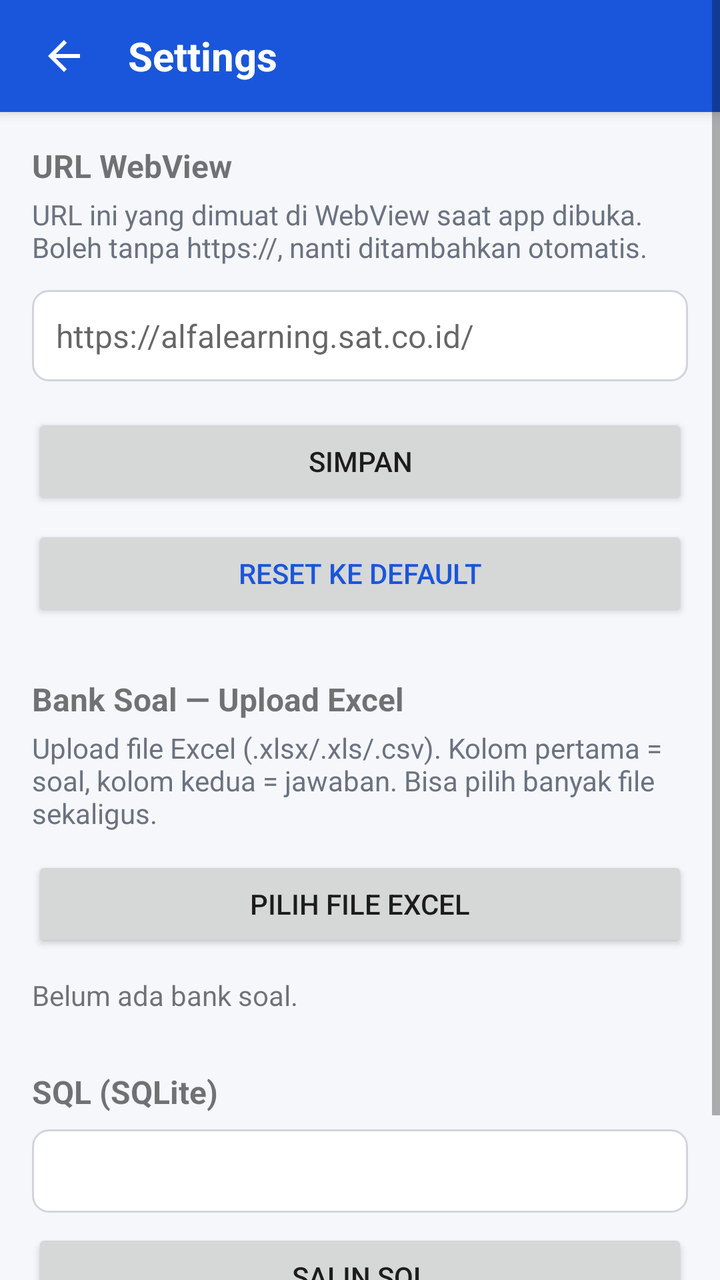
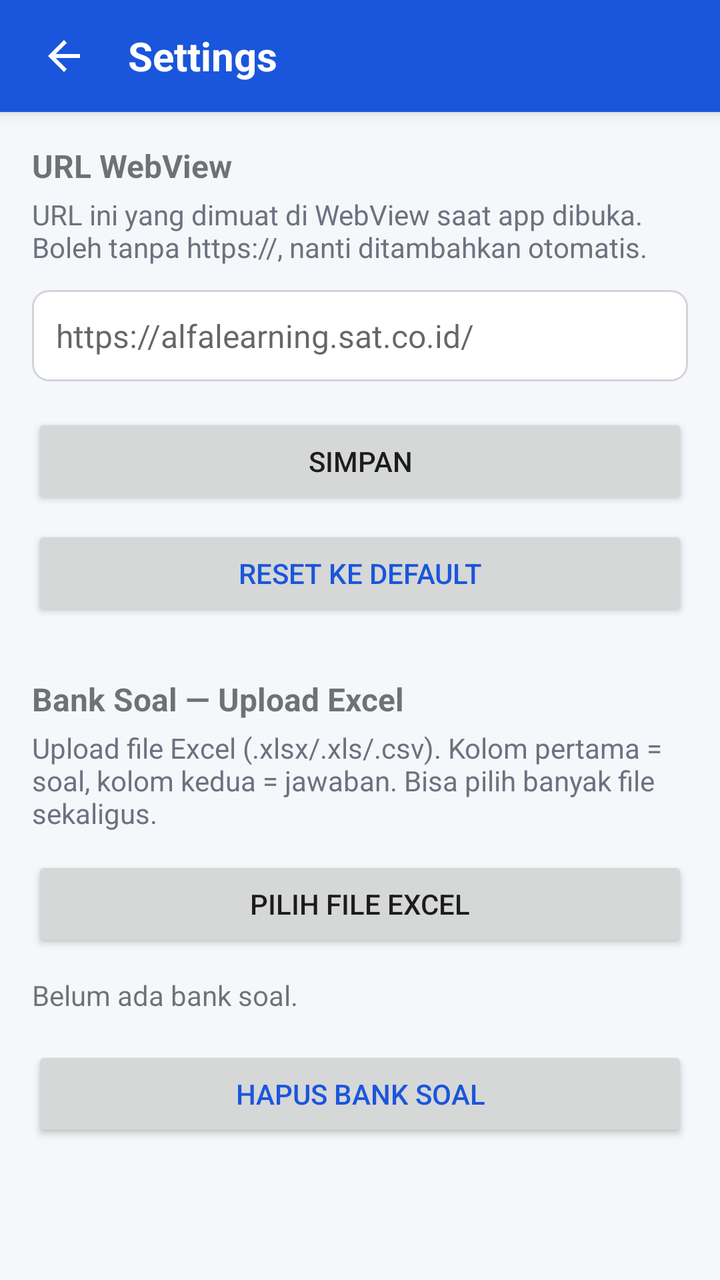

Two renders of the same Android screen: before a commit and after it. Below are the layout's source before the change and the commit's diff.
<!-- AndroidManifest.xml: application theme Theme.RRQuiz -->
<!-- res/layout/activity_settings.xml -->
<?xml version="1.0" encoding="utf-8"?>
<ScrollView xmlns:android="http://schemas.android.com/apk/res/android"
    android:layout_width="match_parent"
    android:layout_height="match_parent"
    android:background="@color/background"
    android:fillViewport="true">

    <LinearLayout
        android:layout_width="match_parent"
        android:layout_height="wrap_content"
        android:orientation="vertical">

        
        <LinearLayout
            android:layout_width="match_parent"
            android:layout_height="56dp"
            android:background="@color/header_background"
            android:elevation="4dp"
            android:gravity="center_vertical"
            android:orientation="horizontal"
            android:paddingStart="8dp"
            android:paddingEnd="16dp">

            <ImageButton
                android:id="@+id/btnBack"
                android:layout_width="48dp"
                android:layout_height="48dp"
                android:background="?attr/selectableItemBackgroundBorderless"
                android:contentDescription="@string/back"
                android:src="@drawable/ic_arrow_back" />

            <TextView
                android:layout_width="wrap_content"
                android:layout_height="wrap_content"
                android:layout_marginStart="8dp"
                android:text="@string/settings_title"
                android:textColor="@color/header_text"
                android:textSize="20sp"
                android:textStyle="bold" />

        </LinearLayout>

        <LinearLayout
            android:layout_width="match_parent"
            android:layout_height="wrap_content"
            android:orientation="vertical"
            android:padding="16dp">

            <TextView
                android:layout_width="wrap_content"
                android:layout_height="wrap_content"
                android:text="@string/settings_url_label"
                android:textSize="16sp"
                android:textStyle="bold" />

            <TextView
                android:layout_width="wrap_content"
                android:layout_height="wrap_content"
                android:layout_marginTop="4dp"
                android:text="@string/settings_url_hint_text"
                android:textColor="@color/muted_text"
                android:textSize="14sp" />

            <EditText
                android:id="@+id/inputUrl"
                android:layout_width="match_parent"
                android:layout_height="wrap_content"
                android:layout_marginTop="12dp"
                android:autofillHints="uri"
                android:background="@drawable/bg_input"
                android:hint="@string/settings_url_hint"
                android:importantForAutofill="no"
                android:inputType="textUri"
                android:padding="12dp"
                android:textSize="16sp" />

            <Button
                android:id="@+id/btnSave"
                android:layout_width="match_parent"
                android:layout_height="wrap_content"
                android:layout_marginTop="16dp"
                android:text="@string/save" />

            <Button
                android:id="@+id/btnReset"
                android:layout_width="match_parent"
                android:layout_height="wrap_content"
                android:layout_marginTop="8dp"
                android:text="@string/reset_default"
                android:textColor="@color/accent" />

            
            <TextView
                android:layout_width="wrap_content"
                android:layout_height="wrap_content"
                android:layout_marginTop="28dp"
                android:text="@string/bank_title"
                android:textSize="16sp"
                android:textStyle="bold" />

            <TextView
                android:layout_width="wrap_content"
                android:layout_height="wrap_content"
                android:layout_marginTop="4dp"
                android:text="@string/bank_hint"
                android:textColor="@color/muted_text"
                android:textSize="14sp" />

            <Button
                android:id="@+id/btnPickExcel"
                android:layout_width="match_parent"
                android:layout_height="wrap_content"
                android:layout_marginTop="12dp"
                android:text="@string/pick_excel" />

            <TextView
                android:id="@+id/tvBankStatus"
                android:layout_width="wrap_content"
                android:layout_height="wrap_content"
                android:layout_marginTop="12dp"
                android:text="@string/bank_empty"
                android:textSize="14sp" />

            <TableLayout
                android:id="@+id/tableBankPreview"
                android:layout_width="match_parent"
                android:layout_height="wrap_content"
                android:layout_marginTop="8dp"
                android:stretchColumns="1,2" />

            <TextView
                android:layout_width="wrap_content"
                android:layout_height="wrap_content"
                android:layout_marginTop="20dp"
                android:text="@string/sql_label"
                android:textSize="16sp"
                android:textStyle="bold" />

            <TextView
                android:id="@+id/tvSql"
                android:layout_width="match_parent"
                android:layout_height="wrap_content"
                android:layout_marginTop="8dp"
                android:background="@drawable/bg_input"
                android:padding="12dp"
                android:textIsSelectable="true"
                android:textSize="13sp"
                android:typeface="monospace" />

            <Button
                android:id="@+id/btnCopySql"
                android:layout_width="match_parent"
                android:layout_height="wrap_content"
                android:layout_marginTop="8dp"
                android:text="@string/copy_sql" />

            <Button
                android:id="@+id/btnClearBank"
                android:layout_width="match_parent"
                android:layout_height="wrap_content"
                android:layout_marginTop="8dp"
                android:text="@string/clear_bank"
                android:textColor="@color/accent" />

        </LinearLayout>

    </LinearLayout>

</ScrollView>
<!-- resources referenced by this layout -->
<resources>
  <color name="accent">#1A56DB</color>
  <color name="background">#F5F7FA</color>
  <color name="header_background">#1A56DB</color>
  <color name="header_text">#FFFFFF</color>
  <color name="muted_text">#6B7280</color>
  <!-- drawable bg_input (drawable) -->
  <?xml version="1.0" encoding="utf-8"?>
  <shape xmlns:android="http://schemas.android.com/apk/res/android"
      android:shape="rectangle">
      <solid android:color="@android:color/white" />
      <stroke
          android:width="1dp"
          android:color="@color/input_border" />
      <corners android:radius="8dp" />
  </shape>
  <!-- drawable ic_arrow_back (drawable) -->
  <?xml version="1.0" encoding="utf-8"?>
  <vector xmlns:android="http://schemas.android.com/apk/res/android"
      android:width="24dp"
      android:height="24dp"
      android:viewportWidth="24"
      android:viewportHeight="24"
      android:tint="@color/header_text">
      <path
          android:fillColor="@android:color/white"
          android:pathData="M20,11H7.83l5.59,-5.59L12,4l-8,8 8,8 1.41,-1.41L7.83,13H20v-2z" />
  </vector>
  <string name="back">Kembali</string>
  <string name="bank_empty">Belum ada bank soal.</string>
  <string name="bank_hint">Upload file Excel (.xlsx/.xls/.csv). Kolom pertama = soal, kolom kedua = jawaban. Bisa pilih banyak file sekaligus.</string>
  <string name="bank_title">Bank Soal — Upload Excel</string>
  <string name="clear_bank">Hapus Bank Soal</string>
  <string name="copy_sql">Salin SQL</string>
  <string name="pick_excel">Pilih File Excel</string>
  <string name="reset_default">Reset ke Default</string>
  <string name="save">Simpan</string>
  <string name="settings_title">Settings</string>
  <string name="settings_url_hint">https://alfalearning.sat.co.id/</string>
  <string name="settings_url_hint_text">URL ini yang dimuat di WebView saat app dibuka. Boleh tanpa https://, nanti ditambahkan otomatis.</string>
  <string name="settings_url_label">URL WebView</string>
  <string name="sql_label">SQL (SQLite)</string>
  <style name="Theme.RRQuiz" parent="Theme.AppCompat.Light.NoActionBar">
          <item name="colorPrimary">@color/accent</item>
          <item name="colorPrimaryDark">@color/accent</item>
          <item name="colorAccent">@color/accent</item>
      </style>
  <color name="input_border">#D1D5DB</color>
</resources>

<!-- the commit's change to res/layout/activity_settings.xml (unified diff, before → after) -->
@@ -128,32 +128,6 @@
                 android:layout_marginTop="8dp"
                 android:stretchColumns="1,2" />
 
-            <TextView
-                android:layout_width="wrap_content"
-                android:layout_height="wrap_content"
-                android:layout_marginTop="20dp"
-                android:text="@string/sql_label"
-                android:textSize="16sp"
-                android:textStyle="bold" />
-
-            <TextView
-                android:id="@+id/tvSql"
-                android:layout_width="match_parent"
-                android:layout_height="wrap_content"
-                android:layout_marginTop="8dp"
-                android:background="@drawable/bg_input"
-                android:padding="12dp"
-                android:textIsSelectable="true"
-                android:textSize="13sp"
-                android:typeface="monospace" />
-
-            <Button
-                android:id="@+id/btnCopySql"
-                android:layout_width="match_parent"
-                android:layout_height="wrap_content"
-                android:layout_marginTop="8dp"
-                android:text="@string/copy_sql" />
-
             <Button
                 android:id="@+id/btnClearBank"
                 android:layout_width="match_parent"
<!-- resource entries referenced after the edit -->
@@ -32,7 +32,6 @@
   <string name="bank_hint">Upload file Excel (.xlsx/.xls/.csv). Kolom pertama = soal, kolom kedua = jawaban. Bisa pilih banyak file sekaligus.</string>
   <string name="bank_title">Bank Soal — Upload Excel</string>
   <string name="clear_bank">Hapus Bank Soal</string>
-  <string name="copy_sql">Salin SQL</string>
   <string name="pick_excel">Pilih File Excel</string>
   <string name="reset_default">Reset ke Default</string>
   <string name="save">Simpan</string>
@@ -40,7 +39,6 @@
   <string name="settings_url_hint">https://alfalearning.sat.co.id/</string>
   <string name="settings_url_hint_text">URL ini yang dimuat di WebView saat app dibuka. Boleh tanpa https://, nanti ditambahkan otomatis.</string>
   <string name="settings_url_label">URL WebView</string>
-  <string name="sql_label">SQL (SQLite)</string>
   <style name="Theme.RRQuiz" parent="Theme.AppCompat.Light.NoActionBar">
           <item name="colorPrimary">@color/accent</item>
           <item name="colorPrimaryDark">@color/accent</item>
